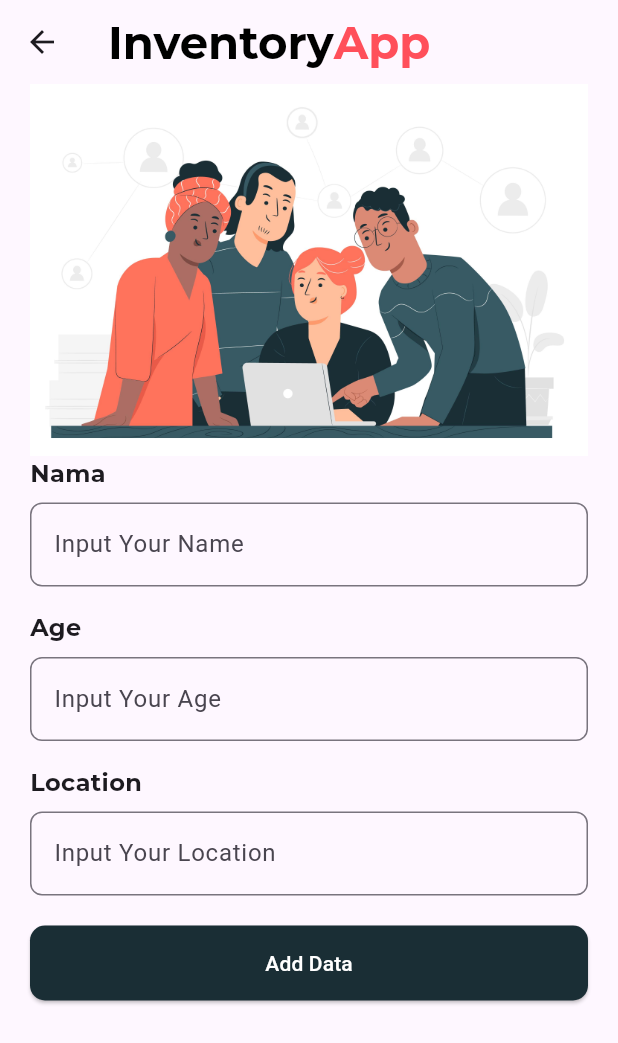
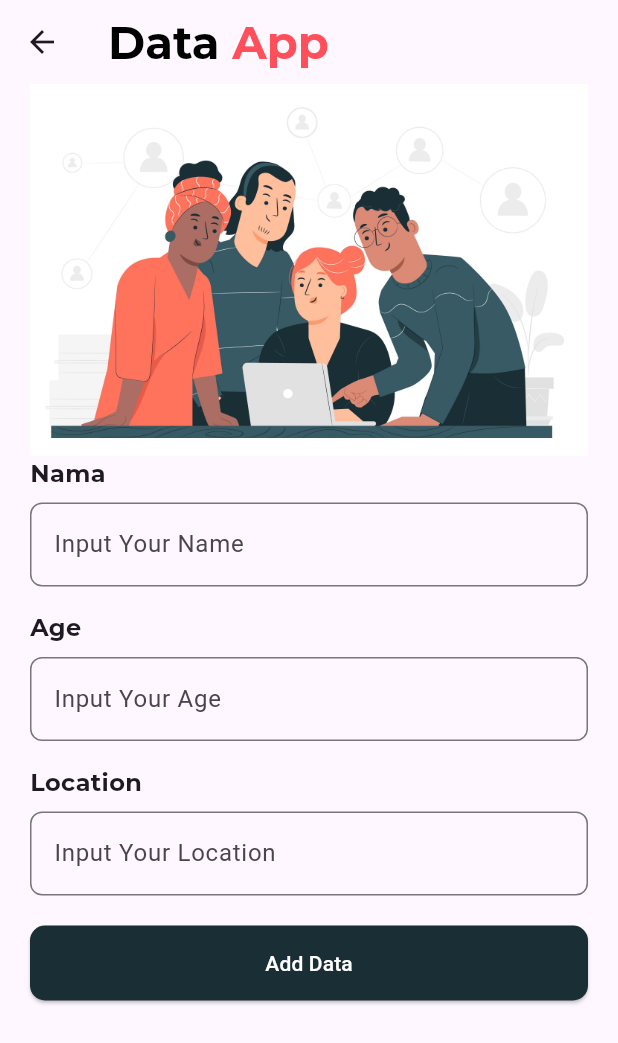
Before and after one commit to alifpandanhifebrio/firebase_crud, a Flutter app: the Employee screen opened directly, on a phone screen of 412 x 824 dp. Shown: the top 1043 px of the screen. Run offline on Flutter 3.47's test engine with Material 3 defaults, Android fonts, the phone set to English and light mode, and no system bars; our stand-ins replace cloud_firestore, firebase_core, fluttertoast, google_fonts, random_string; accounts and stored records are empty.

Commit message:
six commit

```diff
--- a/lib/module/splash_screen/view/splash_screen_view.dart
+++ b/lib/module/splash_screen/view/splash_screen_view.dart
@@ -14,7 +14,7 @@ class SplashScreenView extends StatefulWidget {
       body: Center(
         child: RichText(
           text: TextSpan(
-            text: 'Inventory',
+            text: 'Data ',
             style: GoogleFonts.montserrat(
                 fontSize: 32,
                 fontWeight: FontWeight.bold,
--- a/lib/pages/emloyee.dart
+++ b/lib/pages/emloyee.dart
@@ -22,7 +22,7 @@ class _EmployeeState extends State<Employee> {
           title: Row(
         children: [
           Text(
-            'Inventory',
+            'Data ',
             style: GoogleFonts.montserrat(
                 fontSize: 30, fontWeight: FontWeight.bold, color: Colors.black),
           ),
--- a/lib/pages/home.dart
+++ b/lib/pages/home.dart
@@ -127,7 +127,7 @@ class _HomeState extends State<Home> {
           title: Row(
         children: [
           Text(
-            'Inventory',
+            'Data ',
             style: GoogleFonts.montserrat(
                 fontSize: 30, fontWeight: FontWeight.bold, color: Colors.black),
           ),
```
Also changed, not shown: 6 other files.
